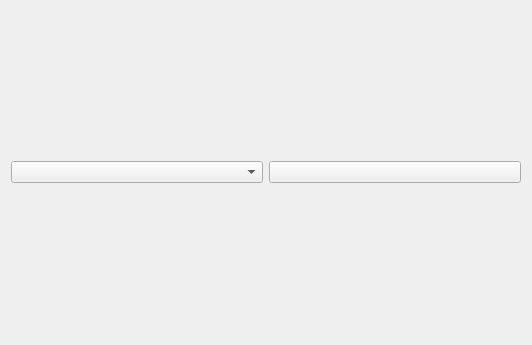
The window that src/plugins/cppeditor/cppquickfixprojectsettingswidget.ui (qt-creator/qt-creator) describes before a commit, drawn with Qt 5.
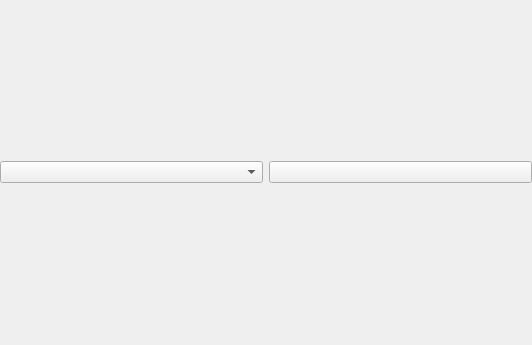
The same window after the commit.

Commit message:
Remove nested margins in project panel wigets
While maintaining the margins in the respective option pages.

Diff of the .ui file:
```diff
--- a/src/plugins/cppeditor/cppquickfixprojectsettingswidget.ui
+++ b/src/plugins/cppeditor/cppquickfixprojectsettingswidget.ui
@@ -11,6 +11,18 @@
    </rect>
   </property>
   <layout class="QGridLayout" name="gridLayout">
+   <property name="leftMargin">
+    <number>0</number>
+   </property>
+   <property name="topMargin">
+    <number>0</number>
+   </property>
+   <property name="rightMargin">
+    <number>0</number>
+   </property>
+   <property name="bottomMargin">
+    <number>0</number>
+   </property>
    <item row="0" column="1">
     <widget class="QPushButton" name="pushButton_custom">
      <property name="text">
```
The commit also changes 5 other files.
